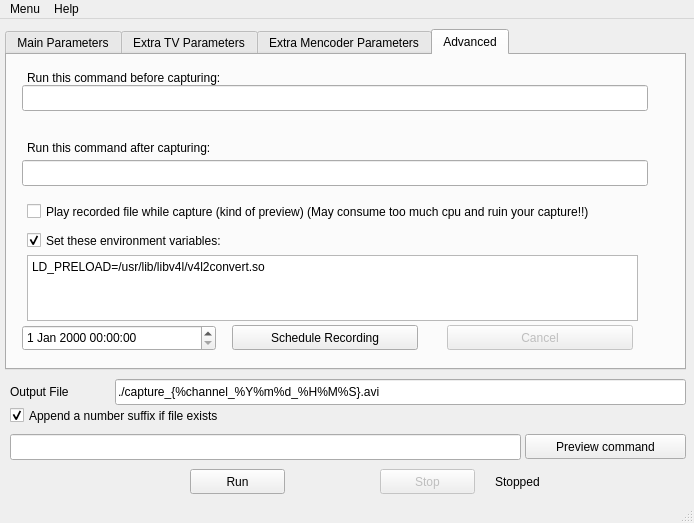
This is ui/mtvcgui.ui in sbruno/mtvcgui as Qt 5 draws it before an edit. The edited form follows.
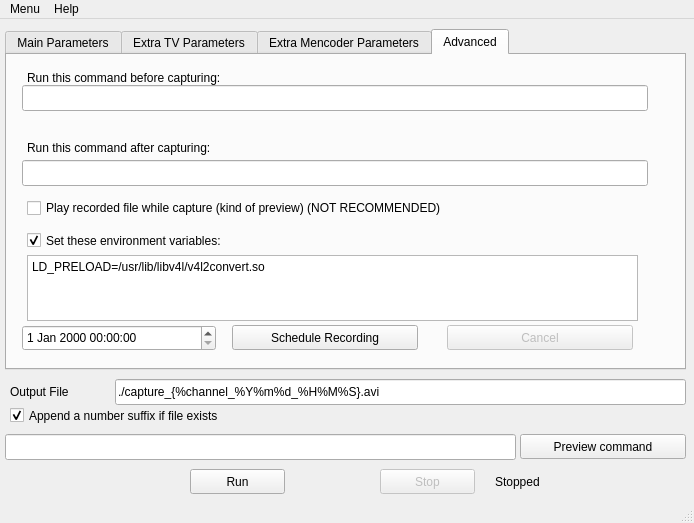
This is the edited form. The open tabs and pages were chosen to show the change.

Commit message: Updated the way the recording preview was done because it was not working.

The edit to the form file:
```diff
--- a/ui/mtvcgui.ui
+++ b/ui/mtvcgui.ui
@@ -56,9 +56,9 @@
    <widget class="QPushButton" name="previewButton">
     <property name="geometry">
      <rect>
-      <x>525</x>
+      <x>520</x>
       <y>415</y>
-      <width>161</width>
+      <width>166</width>
       <height>25</height>
      </rect>
     </property>
@@ -69,7 +69,7 @@
    <widget class="QLineEdit" name="previewcommand">
     <property name="geometry">
      <rect>
-      <x>10</x>
+      <x>5</x>
       <y>415</y>
       <width>511</width>
       <height>26</height>
@@ -1692,13 +1692,13 @@
       <property name="geometry">
        <rect>
         <x>20</x>
-        <y>145</y>
+        <y>130</y>
         <width>611</width>
-        <height>23</height>
+        <height>46</height>
        </rect>
       </property>
       <property name="text">
-       <string>Play recorded file while capture (kind of preview) (May consume too much cpu and ruin your capture!!)</string>
+       <string>Play recorded file while capture (kind of preview) (NOT RECOMMENDED)</string>
       </property>
      </widget>
      <widget class="QCheckBox" name="setenvvars">
```
Left out of the diff: 3 changed lines with no effect on the pictures. The commit also changes 8 other files.
